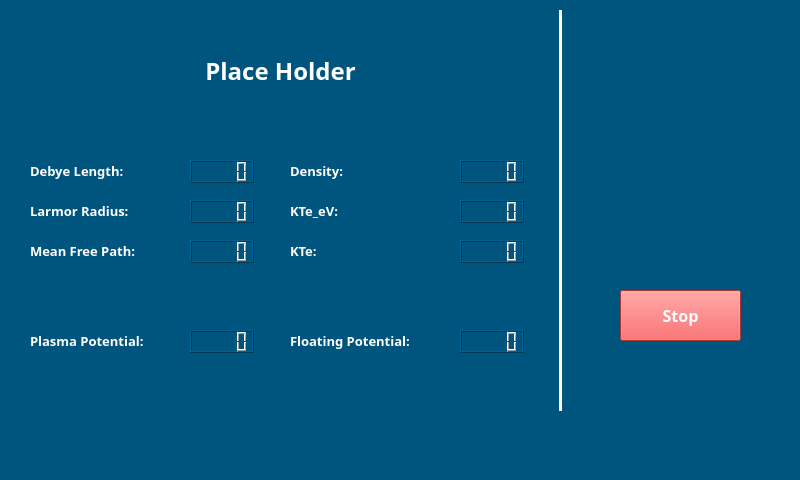
First picture: the form in RealTimeScreen.ui, repository RamonMercado/PyQT, before the edit.
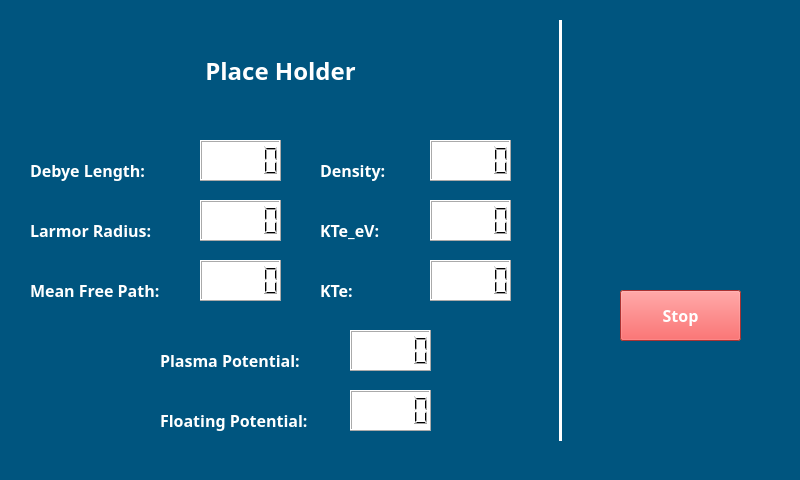
Second picture: the form after the edit. Icons and pictures are not drawn.

Commit message: Actualizacion de Pantalla 4/21/2021 #4 RealTimeScreen

```diff
--- a/RealTimeScreen.ui
+++ b/RealTimeScreen.ui
@@ -59,40 +59,49 @@
    <widget class="QLCDNumber" name="DebeyLength_ValueLCD">
     <property name="geometry">
      <rect>
-      <x>190</x>
-      <y>160</y>
-      <width>64</width>
-      <height>23</height>
+      <x>200</x>
+      <y>140</y>
+      <width>81</width>
+      <height>41</height>
      </rect>
     </property>
+    <property name="styleSheet">
+     <string notr="true">background-color: rgb(255, 255, 255);</string>
+    </property>
    </widget>
    <widget class="QLCDNumber" name="LarmorRadius_ValueLCD">
     <property name="geometry">
      <rect>
-      <x>190</x>
+      <x>200</x>
       <y>200</y>
-      <width>64</width>
-      <height>23</height>
+      <width>81</width>
+      <height>41</height>
      </rect>
     </property>
+    <property name="styleSheet">
+     <string notr="true">background-color: rgb(255, 255, 255);</string>
+    </property>
    </widget>
    <widget class="QLCDNumber" name="MeanFreePath_ValueLCD">
     <property name="geometry">
      <rect>
-      <x>190</x>
-      <y>240</y>
-      <width>64</width>
-      <height>23</height>
+      <x>200</x>
+      <y>260</y>
+      <width>81</width>
+      <height>41</height>
      </rect>
     </property>
+    <property name="styleSheet">
+     <string notr="true">background-color: rgb(255, 255, 255);</string>
+    </property>
    </widget>
    <widget class="Line" name="line_2">
     <property name="geometry">
      <rect>
       <x>550</x>
-      <y>10</y>
+      <y>20</y>
       <width>20</width>
-      <height>401</height>
+      <height>421</height>
      </rect>
     </property>
     <property name="minimumSize">
@@ -269,7 +278,7 @@
     <property name="geometry">
      <rect>
       <x>580</x>
-      <y>50</y>
+      <y>100</y>
       <width>201</width>
       <height>181</height>
      </rect>
@@ -286,14 +295,14 @@
      <rect>
       <x>30</x>
       <y>160</y>
-      <width>131</width>
+      <width>181</width>
       <height>21</height>
      </rect>
     </property>
     <property name="font">
      <font>
       <family>Rockwell</family>
-      <pointsize>10</pointsize>
+      <pointsize>12</pointsize>
       <weight>75</weight>
       <bold>true</bold>
      </font>
@@ -304,20 +313,23 @@
     <property name="text">
      <string>Debye Length:</string>
     </property>
+    <property name="alignment">
+     <set>Qt::AlignLeading|Qt::AlignLeft|Qt::AlignVCenter</set>
+    </property>
    </widget>
    <widget class="QLabel" name="LarmorRadius_Label">
     <property name="geometry">
      <rect>
       <x>30</x>
-      <y>200</y>
-      <width>141</width>
+      <y>220</y>
+      <width>181</width>
       <height>21</height>
      </rect>
     </property>
     <property name="font">
      <font>
       <family>Rockwell</family>
-      <pointsize>10</pointsize>
+      <pointsize>12</pointsize>
       <weight>75</weight>
       <bold>true</bold>
      </font>
@@ -333,15 +345,15 @@
     <property name="geometry">
      <rect>
       <x>30</x>
-      <y>240</y>
-      <width>151</width>
+      <y>280</y>
+      <width>181</width>
       <height>21</height>
      </rect>
     </property>
     <property name="font">
      <font>
       <family>Rockwell</family>
-      <pointsize>10</pointsize>
+      <pointsize>12</pointsize>
       <weight>75</weight>
       <bold>true</bold>
      </font>
@@ -356,8 +368,8 @@
    <widget class="QLabel" name="KTe_Label">
     <property name="geometry">
      <rect>
-      <x>290</x>
-      <y>240</y>
+      <x>320</x>
+      <y>280</y>
       <width>131</width>
       <height>21</height>
      </rect>
@@ -365,7 +377,7 @@
     <property name="font">
      <font>
       <family>Rockwell</family>
-      <pointsize>10</pointsize>
+      <pointsize>12</pointsize>
       <weight>75</weight>
       <bold>true</bold>
      </font>
@@ -380,18 +392,22 @@
    <widget class="QLCDNumber" name="KTe_eV_ValueLCD">
     <property name="geometry">
      <rect>
-      <x>460</x>
+      <x>430</x>
       <y>200</y>
-      <width>64</width>
-      <height>23</height>
+      <width>81</width>
+      <height>41</height>
      </rect>
     </property>
+    <property name="styleSheet">
+     <string notr="true">
+background-color: rgb(255, 255, 255);</string>
+    </property>
    </widget>
    <widget class="QLabel" name="KTe_eV_Label">
     <property name="geometry">
      <rect>
-      <x>290</x>
-      <y>200</y>
+      <x>320</x>
+      <y>220</y>
       <width>131</width>
       <height>21</height>
      </rect>
@@ -399,7 +415,7 @@
     <property name="font">
      <font>
       <family>Rockwell</family>
-      <pointsize>10</pointsize>
+      <pointsize>12</pointsize>
       <weight>75</weight>
       <bold>true</bold>
      </font>
@@ -414,7 +430,7 @@
    <widget class="QLabel" name="Density_Label">
     <property name="geometry">
      <rect>
-      <x>290</x>
+      <x>320</x>
       <y>160</y>
       <width>131</width>
       <height>21</height>
@@ -423,7 +439,7 @@
     <property name="font">
      <font>
       <family>Rockwell</family>
-      <pointsize>10</pointsize>
+      <pointsize>12</pointsize>
       <weight>75</weight>
       <bold>true</bold>
      </font>
@@ -438,36 +454,42 @@
    <widget class="QLCDNumber" name="KTe_ValueLCD">
     <property name="geometry">
      <rect>
-      <x>460</x>
-      <y>240</y>
-      <width>64</width>
-      <height>23</height>
+      <x>430</x>
+      <y>260</y>
+      <width>81</width>
+      <height>41</height>
      </rect>
     </property>
+    <property name="styleSheet">
+     <string notr="true">background-color: rgb(255, 255, 255);</string>
+    </property>
    </widget>
    <widget class="QLCDNumber" name="Density_ValueLCD">
     <property name="geometry">
      <rect>
-      <x>460</x>
-      <y>160</y>
-      <width>64</width>
-      <height>23</height>
+      <x>430</x>
+      <y>140</y>
+      <width>81</width>
+      <height>41</height>
      </rect>
     </property>
+    <property name="styleSheet">
+     <string notr="true">background-color: rgb(255, 255, 255);</string>
+    </property>
    </widget>
    <widget class="QLabel" name="PlasmaPotential_Label">
     <property name="geometry">
      <rect>
-      <x>30</x>
-      <y>330</y>
-      <width>151</width>
+      <x>160</x>
+      <y>350</y>
+      <width>181</width>
       <height>21</height>
      </rect>
     </property>
     <property name="font">
      <font>
       <family>Rockwell</family>
-      <pointsize>10</pointsize>
+      <pointsize>12</pointsize>
       <weight>75</weight>
       <bold>true</bold>
      </font>
@@ -482,26 +504,29 @@
    <widget class="QLCDNumber" name="FloatingPotential_ValueLCD">
     <property name="geometry">
      <rect>
-      <x>460</x>
-      <y>330</y>
-      <width>64</width>
-      <height>23</height>
+      <x>350</x>
+      <y>390</y>
+      <width>81</width>
+      <height>41</height>
      </rect>
     </property>
+    <property name="styleSheet">
+     <string notr="true">background-color: rgb(255, 255, 255);</string>
+    </property>
    </widget>
    <widget class="QLabel" name="FloatingPotatial_Label">
     <property name="geometry">
      <rect>
-      <x>290</x>
-      <y>330</y>
-      <width>161</width>
+      <x>160</x>
+      <y>410</y>
+      <width>201</width>
       <height>21</height>
      </rect>
     </property>
     <property name="font">
      <font>
       <family>Rockwell</family>
-      <pointsize>10</pointsize>
+      <pointsize>12</pointsize>
       <weight>75</weight>
       <bold>true</bold>
      </font>
@@ -516,12 +541,15 @@
    <widget class="QLCDNumber" name="PlasmaPotential_ValueLCD">
     <property name="geometry">
      <rect>
-      <x>190</x>
+      <x>350</x>
       <y>330</y>
-      <width>64</width>
-      <height>23</height>
+      <width>81</width>
+      <height>41</height>
      </rect>
     </property>
+    <property name="styleSheet">
+     <string notr="true">background-color: rgb(255, 255, 255);</string>
+    </property>
    </widget>
    <widget class="QPushButton" name="RealTimeRun_Btn">
     <property name="geometry">
@@ -582,6 +610,27 @@
      <string>Stop</string>
     </property>
    </widget>
+   <zorder>PlasmaMeter_Label</zorder>
+   <zorder>line_2</zorder>
+   <zorder>label</zorder>
+   <zorder>DebyeLength_Label</zorder>
+   <zorder>LarmorRadius_Label</zorder>
+   <zorder>MeanFreePath_Label</zorder>
+   <zorder>KTe_Label</zorder>
+   <zorder>KTe_eV_Label</zorder>
+   <zorder>Density_Label</zorder>
+   <zorder>Density_ValueLCD</zorder>
+   <zorder>PlasmaPotential_Label</zorder>
+   <zorder>FloatingPotatial_Label</zorder>
+   <zorder>PlasmaPotential_ValueLCD</zorder>
+   <zorder>RealTimeRun_Btn</zorder>
+   <zorder>Stop_Btn</zorder>
+   <zorder>DebeyLength_ValueLCD</zorder>
+   <zorder>LarmorRadius_ValueLCD</zorder>
+   <zorder>MeanFreePath_ValueLCD</zorder>
+   <zorder>KTe_eV_ValueLCD</zorder>
+   <zorder>KTe_ValueLCD</zorder>
+   <zorder>FloatingPotential_ValueLCD</zorder>
   </widget>
   <widget class="QMenuBar" name="menubar">
    <property name="geometry">
@@ -593,7 +642,6 @@
     </rect>
    </property>
   </widget>
-  <widget class="QStatusBar" name="statusbar"/>
  </widget>
  <resources>
   <include location="../../OneDrive/Pictures/Resource.qrc"/>
```
The commit also changes 1 other file.
